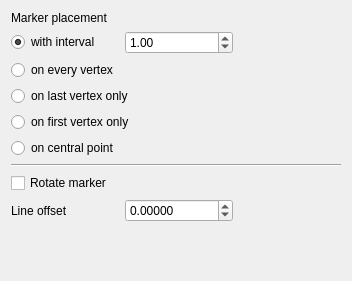
Qt form src/ui/symbollayer/widget_markerline.ui (qgis/QGIS) before a commit.
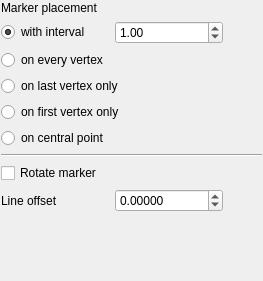
The same form after that commit.

Diff of the .ui file:
```diff
--- a/src/ui/symbollayer/widget_markerline.ui
+++ b/src/ui/symbollayer/widget_markerline.ui
@@ -6,7 +6,7 @@
    <rect>
     <x>0</x>
     <y>0</y>
-    <width>352</width>
+    <width>263</width>
     <height>281</height>
    </rect>
   </property>
@@ -14,6 +14,9 @@
    <string>Form</string>
   </property>
   <layout class="QGridLayout" name="gridLayout">
+   <property name="margin">
+    <number>1</number>
+   </property>
    <item row="0" column="0" colspan="2">
     <widget class="QLabel" name="label_2">
      <property name="text">
```
